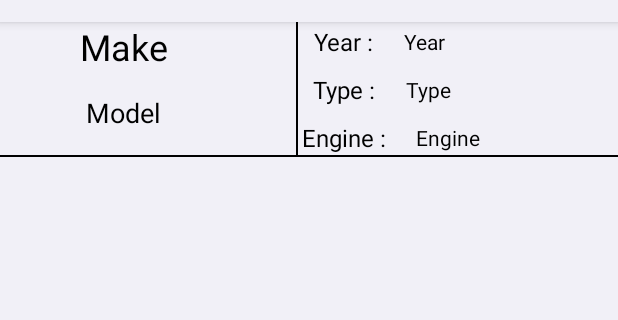
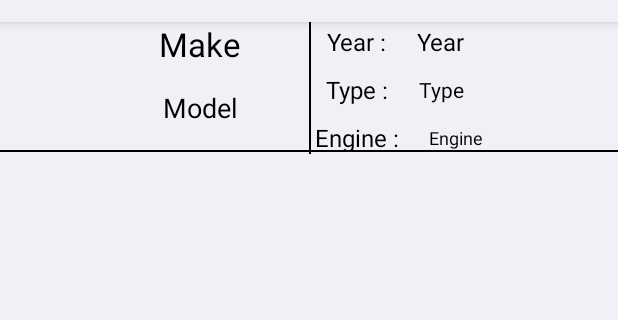
Before and after one commit to BD103875/FinalProject, an Android app: the layout list_item_layout.xml on its own in the app's theme, with its tools: preview values and no code run, on a phone screen of 412 x 824 dp, the part 62-382 px from its top. Run offline under Robolectric (Android 15) with nearby library versions, the phone set to English and light mode, and no system bars.

```diff
--- a/app/src/main/java/com/example/finalproject/MotorcycleViewModel.kt
+++ b/app/src/main/java/com/example/finalproject/MotorcycleViewModel.kt
@@ -39,8 +39,8 @@ class MotorcycleViewModel : ViewModel() {
     val response : LiveData<List<Motorcycle>>
         get() = _response
 
-    fun getMotorcycles(){
-        val request = MotorcycleApiObject.motorcycleApiObject.getMotorcycles()
+    fun getMotorcycles(make: String, model: String, year: String){
+        val request = MotorcycleApiObject.motorcycleApiObject.getMotorcycles(make, model, year)
         request.enqueue(object : Callback<List<MotorcycleFeatures>>{
             override fun onFailure(call: Call<List<MotorcycleFeatures>>, t: Throwable) {
                 Log.d("RESPONSE", "Failure: "+t.message)
--- a/app/src/main/java/com/example/finalproject/RecyclerView.kt
+++ b/app/src/main/java/com/example/finalproject/RecyclerView.kt
@@ -26,7 +26,7 @@ class RecyclerView : Fragment(){
         val year = args.Year
 
 
-        viewModel.getMotorcycles()
+        viewModel.getMotorcycles(make, model, year)
         viewModel.response.observe(viewLifecycleOwner) { motorcyclesList ->
             val adapter = MotorcycleAdapter(motorcyclesList)
             binding.recyclerView.adapter = adapter
--- a/app/src/main/res/layout/list_item_layout.xml
+++ b/app/src/main/res/layout/list_item_layout.xml
@@ -9,10 +9,10 @@
         android:id="@+id/motorcycleMake"
         android:layout_width="wrap_content"
         android:layout_height="wrap_content"
+        android:layout_marginRight="45dp"
         android:textColor="#000000"
-        android:textSize="24sp"
+        android:textSize="22sp"
         app:layout_constraintEnd_toStartOf="@+id/guideline9"
-        app:layout_constraintStart_toStartOf="parent"
         app:layout_constraintTop_toTopOf="parent"
         tools:text="Make" />
 
@@ -21,10 +21,11 @@
         android:layout_width="wrap_content"
         android:layout_height="wrap_content"
         android:layout_marginTop="15dp"
+        android:layout_marginRight="45dp"
         android:textColor="#000000"
         android:textSize="18sp"
         app:layout_constraintEnd_toStartOf="@+id/guideline9"
-        app:layout_constraintStart_toStartOf="parent"
+        app:layout_constraintStart_toStartOf="@+id/motorcycleMake"
         app:layout_constraintTop_toBottomOf="@id/motorcycleMake"
         tools:text="Model" />
 
@@ -41,10 +42,9 @@
         android:id="@+id/textView2"
         android:layout_width="1dp"
         android:layout_height="0dp"
-        android:layout_marginStart="85dp"
         android:background="#000000"
         app:layout_constraintBottom_toBottomOf="parent"
-        app:layout_constraintStart_toEndOf="@+id/motorcycleMake"
+        app:layout_constraintStart_toStartOf="@+id/guideline9"
         app:layout_constraintTop_toTopOf="parent" />
 
     <TextView
@@ -65,6 +65,7 @@
         android:layout_height="wrap_content"
         android:layout_marginStart="20dp"
         android:textColor="#000000"
+        android:textSize="16sp"
         app:layout_constraintBottom_toBottomOf="@+id/motorcycleYear"
         app:layout_constraintStart_toEndOf="@+id/motorcycleYear"
         app:layout_constraintTop_toTopOf="@+id/motorcycleYear"
@@ -111,17 +112,18 @@
         android:layout_width="wrap_content"
         android:layout_height="wrap_content"
         android:orientation="vertical"
-        app:layout_constraintGuide_percent="0.4" />
+        app:layout_constraintGuide_percent="0.5" />
 
     <TextView
         android:id="@+id/engine"
         android:layout_width="wrap_content"
         android:layout_height="wrap_content"
         android:layout_marginStart="20dp"
-        tools:text="Engine"
         android:textColor="#000000"
+        android:textSize="12sp"
         app:layout_constraintBottom_toBottomOf="@+id/motorcycleEngine"
         app:layout_constraintStart_toEndOf="@+id/motorcycleEngine"
-        app:layout_constraintTop_toTopOf="@+id/motorcycleEngine" />
+        app:layout_constraintTop_toTopOf="@+id/motorcycleEngine"
+        tools:text="Engine" />
 
 </androidx.constraintlayout.widget.ConstraintLayout>
```
Also changed, not shown: app/src/main/java/com/example/finalproject/MotorcycleApiInterface.kt (+5 -11 lines).
